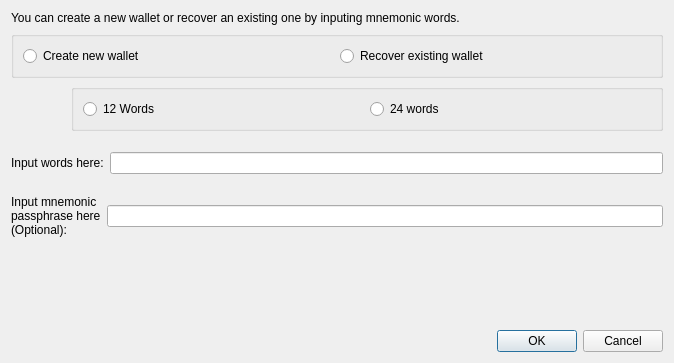
Before: the Qt Designer form src/qt/forms/recover.ui in firoorg/firo, drawn with Qt 5.
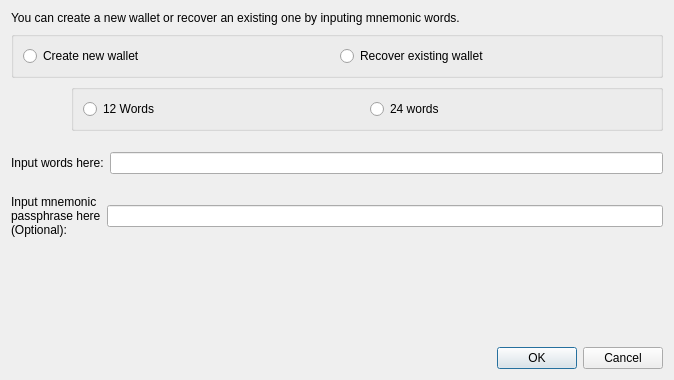
After: the same form once the commit is applied.

```diff
--- a/src/qt/forms/recover.ui
+++ b/src/qt/forms/recover.ui
@@ -7,7 +7,7 @@
     <x>0</x>
     <y>0</y>
     <width>674</width>
-    <height>363</height>
+    <height>380</height>
    </rect>
   </property>
   <property name="windowTitle">
```
Left out of the diff: 6 changed lines with no effect on the pictures.
